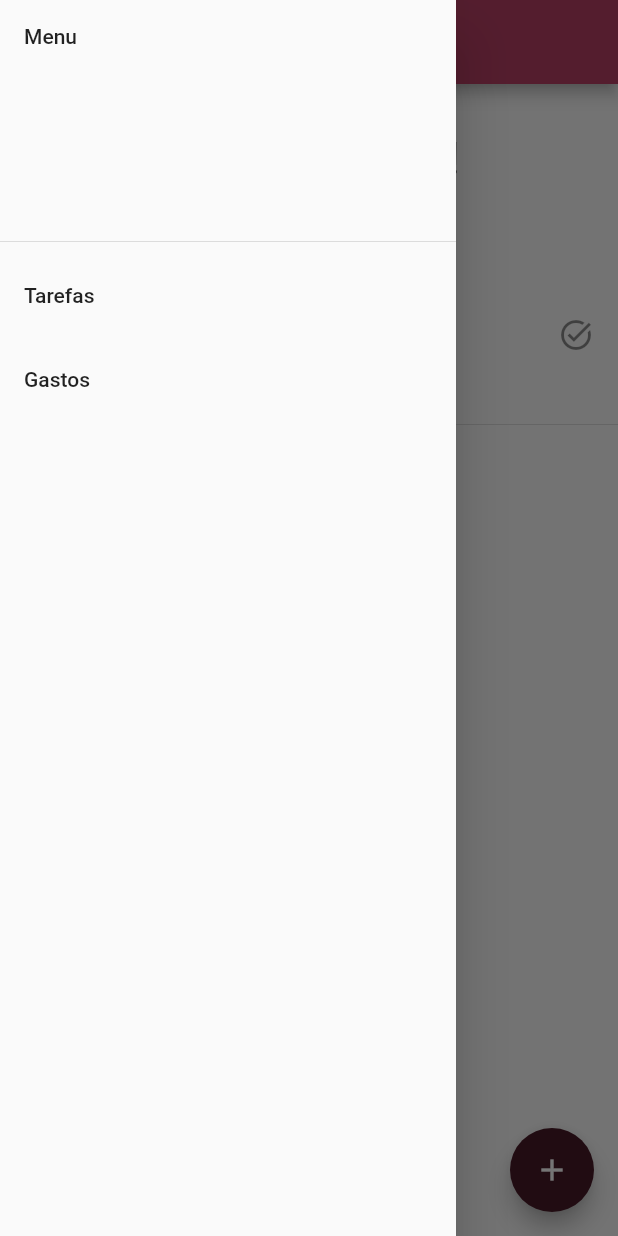
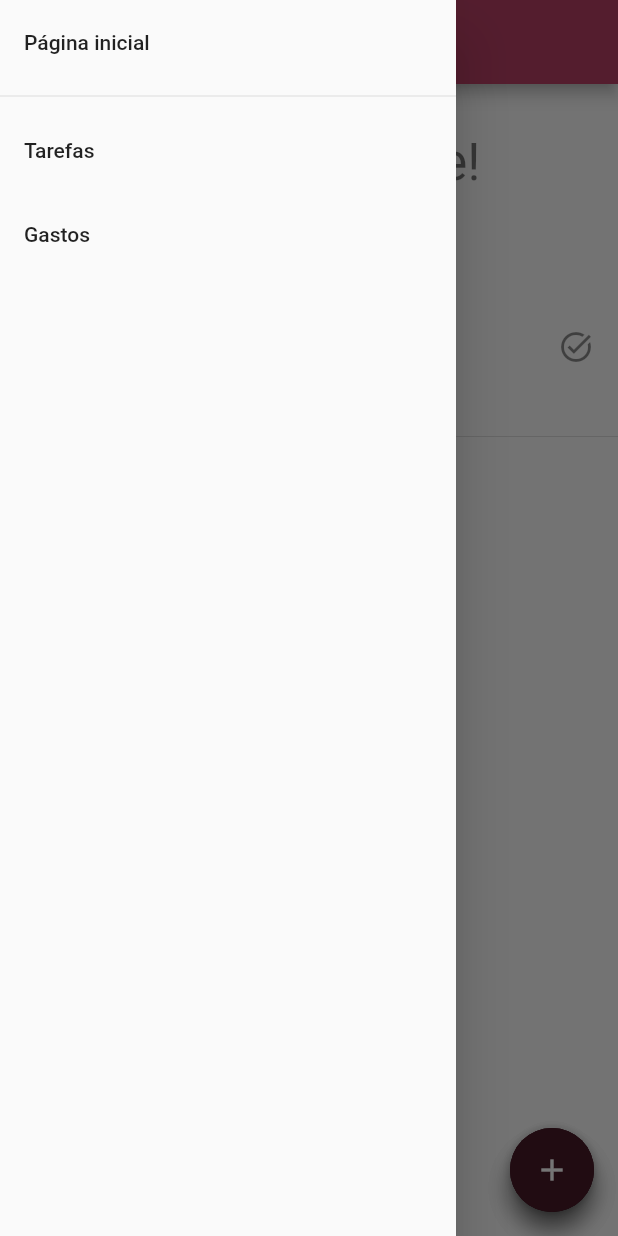
Before and after one commit to Guilherm456/UNIGerenciador, a Flutter app: the screen it shows after launch, with the side drawer open, on a phone screen of 412 x 824 dp. Run offline on Flutter 3.47's test engine with Material 2 defaults, Android fonts, the phone set to English and light mode, and no system bars; our stand-ins replace firebase_core; accounts and stored records are empty.

Commit message:
Feito o botão FAB funcional

```diff
--- a/lib/main.dart
+++ b/lib/main.dart
@@ -9,5 +9,5 @@ void main() async {
   await Firebase.initializeApp(
     options: DefaultFirebaseOptions.currentPlatform,
   );
-  runApp(AppWidget());
+  runApp(const AppWidget());
 }
--- a/lib/pages/home_page.dart
+++ b/lib/pages/home_page.dart
@@ -29,14 +29,16 @@ class HomePageState extends State<HomePage> {
         height: double.infinity,
         child: Column(
           children: [
-            const Padding(
-              padding: EdgeInsets.all(32.0),
-              child: Text("Olá, Guilherme!", style: TextStyle(fontSize: 30)),
+            Padding(
+              padding: const EdgeInsets.all(32.0),
+              child: Text("Olá, Guilherme!",
+                  style: Theme.of(context).textTheme.headline4),
             ),
 
             //Exibe as principais tarefas
-            const Text(
+            Text(
               "Tarefas",
+              style: Theme.of(context).textTheme.subtitle1,
               textAlign: TextAlign.start,
             ),
             ConstrainedBox(
@@ -64,8 +66,9 @@ class HomePageState extends State<HomePage> {
               ),
             ),
             const Divider(),
-            const Text(
+            Text(
               "Gastos",
+              style: Theme.of(context).textTheme.subtitle1,
               textAlign: TextAlign.start,
             ),
             const Card(
--- a/lib/widgets/FAB.dart
+++ b/lib/widgets/FAB.dart
@@ -9,17 +9,89 @@ class FAB extends StatefulWidget {
   State<StatefulWidget> createState() => FABState();
 }
 
-class FABState extends State<FAB> {
+class FABState extends State<FAB> with SingleTickerProviderStateMixin {
   bool _isOpened = false;
+  late AnimationController _animationController;
+  late Animation<double> _translateButton;
+  final double _fabHeight = 56.0;
+  final Curve _curve = Curves.easeOut;
+
+  @override
+  void initState() {
+    _animationController = AnimationController(
+        vsync: this, duration: const Duration(milliseconds: 300))
+      ..addListener(() {
+        setState(() {});
+      });
+
+    _translateButton = Tween<double>(
+      begin: _fabHeight,
+      end: -14.0,
+    ).animate(CurvedAnimation(
+      parent: _animationController,
+      curve: Interval(
+        0.0,
+        0.75,
+        curve: _curve,
+      ),
+    ));
+    super.initState();
+  }
+
+  @override
+  dispose() {
+    _animationController.dispose();
+    super.dispose();
+  }
+
+  animate() {
+    if (!_isOpened) {
+      _animationController.forward();
+    } else {
+      _animationController.reverse();
+    }
+    _isOpened = !_isOpened;
+  }
+
+  Widget task() {
+    return FloatingActionButton(
+      onPressed: () {
+        Navigator.of(context).pushNamed('/addtask');
+      },
+      tooltip: 'Adicionar tarefa',
+      child: const Icon(Icons.add_task),
+    );
+  }
+
+  Widget spending() {
+    return FloatingActionButton(
+      onPressed: () {
+        Navigator.of(context).pushNamed('/addspending');
+      },
+      tooltip: 'Adicionar despesa',
+      child: const Icon(Icons.add_shopping_cart),
+    );
+  }
+
+  Widget fabAnimated() {
+    return FloatingActionButton(
+      onPressed: animate,
+      tooltip: "Adicionar evento",
+      child: Icon(_isOpened ? Icons.close : Icons.add),
+    );
+  }
 
   @override
   Widget build(BuildContext context) {
-    return FloatingActionButton(
-      onPressed: () {
-        _isOpened = !_isOpened;
-        Navigator.of(context).pushNamed('/addspending');
-      },
-      child: const Icon(Icons.add),
-    );
+    return Column(children: [
+      Transform(
+          transform:
+              Matrix4.translationValues(0, _translateButton.value * 2, 0),
+          child: task()),
+      Transform(
+          transform: Matrix4.translationValues(0, _translateButton.value, 0),
+          child: spending()),
+      fabAnimated()
+    ], mainAxisAlignment: MainAxisAlignment.end);
   }
 }
--- a/lib/widgets/app_widget.dart
+++ b/lib/widgets/app_widget.dart
@@ -1,5 +1,6 @@
 import 'package:flutter/material.dart';
 import 'package:uni_gerenciador/pages/add_spending.dart';
+import 'package:uni_gerenciador/pages/tasks.dart';
 
 import '../pages/add_task.dart';
 import '../pages/home_page.dart';
@@ -37,6 +38,7 @@ class AppWidget extends StatelessWidget {
               '/': (context) => const HomePage(),
               '/addtask': (context) => const AddTaskPage(),
               '/addspending': (context) => const AddSpendingPage(),
+              '/tasks': (context) => const TaskPage(),
             },
           );
         });
--- a/lib/widgets/datepicker_widget.dart
+++ b/lib/widgets/datepicker_widget.dart
@@ -1,5 +1,3 @@
-import 'dart:html';
-
 import 'package:flutter/material.dart';
 
 class DatePicker extends StatefulWidget {
--- a/lib/widgets/drawer_widget.dart
+++ b/lib/widgets/drawer_widget.dart
@@ -16,22 +16,32 @@ class DrawerMenuState extends State<DrawerMenu> {
         child: ListView(
       padding: EdgeInsets.zero,
       children: [
-        const DrawerHeader(
-          decoration: BoxDecoration(
-              // color: Theme.of(context).colorScheme.onPrimary,
-              ),
-          child: Text('Menu'),
+        // const DrawerHeader(
+        //   decoration: BoxDecoration(
+        //       // color: Theme.of(context).colorScheme.onPrimary,
+        //       ),
+        //   child: Text('Menu'),
+        // ),
+        ListTile(
+          title: const Text("Página inicial"),
+          onTap: () {
+            Navigator.pop(context);
+            Navigator.of(context).pushNamed('/');
+          },
         ),
+        const Divider(),
         ListTile(
           title: const Text('Tarefas'),
           onTap: () {
             Navigator.pop(context);
+            Navigator.of(context).pushNamed('/tasks');
           },
         ),
         ListTile(
           title: const Text('Gastos'),
           onTap: () {
             Navigator.pop(context);
+            // Navigator.of(context).pushNamed('/expenses');
           },
         ),
       ],
```
Also changed, not shown: lib/pages/tasks.dart (added, +31 -0 lines), lib/firebase_options.dart, 2 other files.
